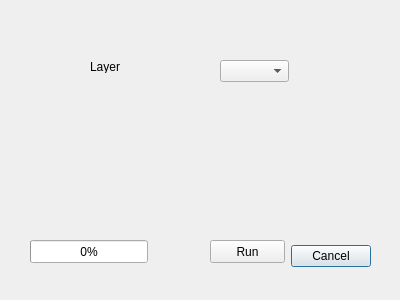
The window that geometry_validator_dialog_base.ui (peetw/GeometryValidator) describes before a commit, drawn with Qt 5.
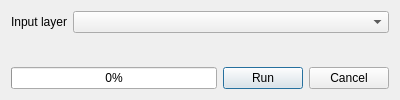
The same window after the commit. Custom widgets are drawn as their Qt base class.

Commit message: Layout UI items

The edit to the form file:
```diff
--- a/geometry_validator_dialog_base.ui
+++ b/geometry_validator_dialog_base.ui
@@ -7,77 +7,104 @@
     <x>0</x>
     <y>0</y>
     <width>400</width>
-    <height>300</height>
+    <height>100</height>
    </rect>
   </property>
+  <property name="minimumSize">
+   <size>
+    <width>400</width>
+    <height>100</height>
+   </size>
+  </property>
+  <property name="maximumSize">
+   <size>
+    <width>16777215</width>
+    <height>100</height>
+   </size>
+  </property>
   <property name="windowTitle">
    <string>Geometry Validator</string>
   </property>
-  <widget class="QDialogButtonBox" name="button_box">
-   <property name="geometry">
-    <rect>
-     <x>30</x>
-     <y>240</y>
-     <width>341</width>
-     <height>32</height>
-    </rect>
-   </property>
-   <property name="orientation">
-    <enum>Qt::Horizontal</enum>
-   </property>
-   <property name="standardButtons">
-    <set>QDialogButtonBox::Cancel</set>
-   </property>
-  </widget>
-  <widget class="QgsMapLayerComboBox" name="comboBoxInputLayer">
-   <property name="geometry">
-    <rect>
-     <x>220</x>
-     <y>60</y>
-     <width>69</width>
-     <height>22</height>
-    </rect>
-   </property>
-  </widget>
-  <widget class="QLabel" name="label">
-   <property name="geometry">
-    <rect>
-     <x>90</x>
-     <y>60</y>
-     <width>47</width>
-     <height>13</height>
-    </rect>
-   </property>
-   <property name="text">
-    <string>Layer</string>
-   </property>
-  </widget>
-  <widget class="QProgressBar" name="progressBar">
-   <property name="geometry">
-    <rect>
-     <x>30</x>
-     <y>240</y>
-     <width>118</width>
-     <height>23</height>
-    </rect>
-   </property>
-   <property name="value">
-    <number>0</number>
-   </property>
-  </widget>
-  <widget class="QPushButton" name="runButton">
-   <property name="geometry">
-    <rect>
-     <x>210</x>
-     <y>240</y>
-     <width>75</width>
-     <height>23</height>
-    </rect>
-   </property>
-   <property name="text">
-    <string>Run</string>
-   </property>
-  </widget>
+  <layout class="QGridLayout" name="gridLayout">
+   <item row="0" column="0">
+    <layout class="QVBoxLayout" name="verticalLayout">
+     <item>
+      <layout class="QHBoxLayout" name="horizontalLayout">
+       <item>
+        <widget class="QLabel" name="label">
+         <property name="sizePolicy">
+          <sizepolicy hsizetype="Preferred" vsizetype="Preferred">
+           <horstretch>0</horstretch>
+           <verstretch>0</verstretch>
+          </sizepolicy>
+         </property>
+         <property name="text">
+          <string>Input layer</string>
+         </property>
+        </widget>
+       </item>
+       <item>
+        <widget class="QgsMapLayerComboBox" name="comboBoxInputLayer">
+         <property name="sizePolicy">
+          <sizepolicy hsizetype="MinimumExpanding" vsizetype="Fixed">
+           <horstretch>0</horstretch>
+           <verstretch>0</verstretch>
+          </sizepolicy>
+         </property>
+        </widget>
+       </item>
+      </layout>
+     </item>
+     <item>
+      <spacer name="verticalSpacer">
+       <property name="orientation">
+        <enum>Qt::Vertical</enum>
+       </property>
+       <property name="sizeHint" stdset="0">
+        <size>
+         <width>20</width>
+         <height>40</height>
+        </size>
+       </property>
+      </spacer>
+     </item>
+     <item>
+      <layout class="QHBoxLayout" name="horizontalLayout_2">
+       <item>
+        <widget class="QProgressBar" name="progressBar">
+         <property name="value">
+          <number>0</number>
+         </property>
+        </widget>
+       </item>
+       <item>
+        <widget class="QPushButton" name="runButton">
+         <property name="text">
+          <string>Run</string>
+         </property>
+        </widget>
+       </item>
+       <item>
+        <widget class="QDialogButtonBox" name="button_box">
+         <property name="sizePolicy">
+          <sizepolicy hsizetype="Fixed" vsizetype="Fixed">
+           <horstretch>0</horstretch>
+           <verstretch>0</verstretch>
+          </sizepolicy>
+         </property>
+         <property name="orientation">
+          <enum>Qt::Horizontal</enum>
+         </property>
+         <property name="standardButtons">
+          <set>QDialogButtonBox::Cancel</set>
+         </property>
+        </widget>
+       </item>
+      </layout>
+     </item>
+    </layout>
+   </item>
+  </layout>
  </widget>
  <customwidgets>
   <customwidget>
```
